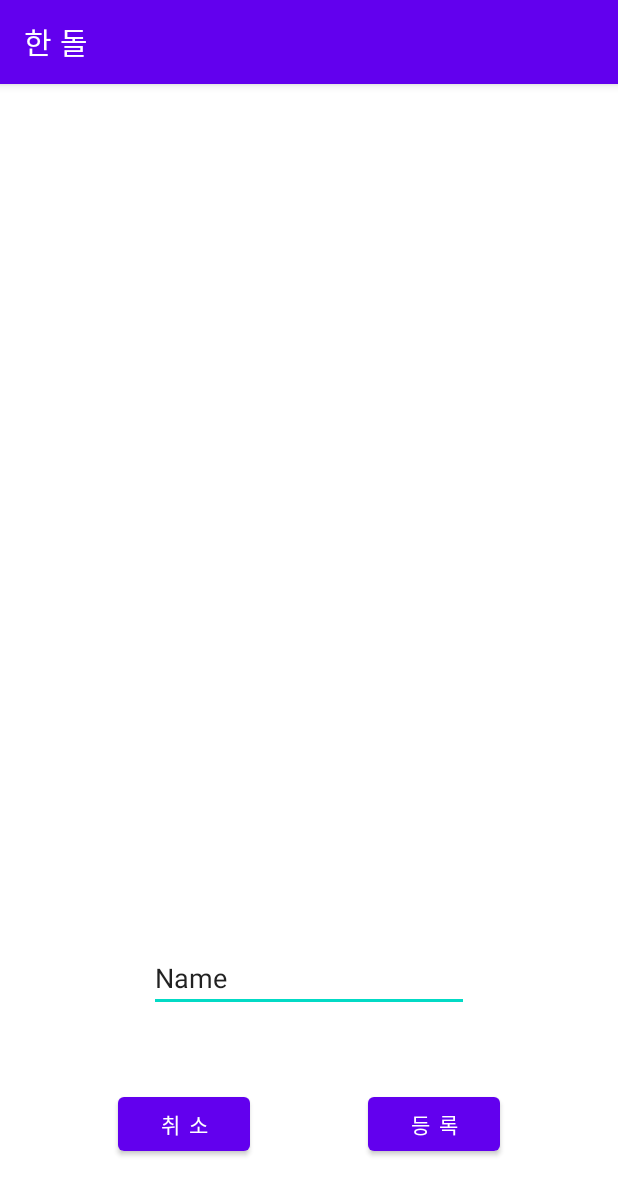
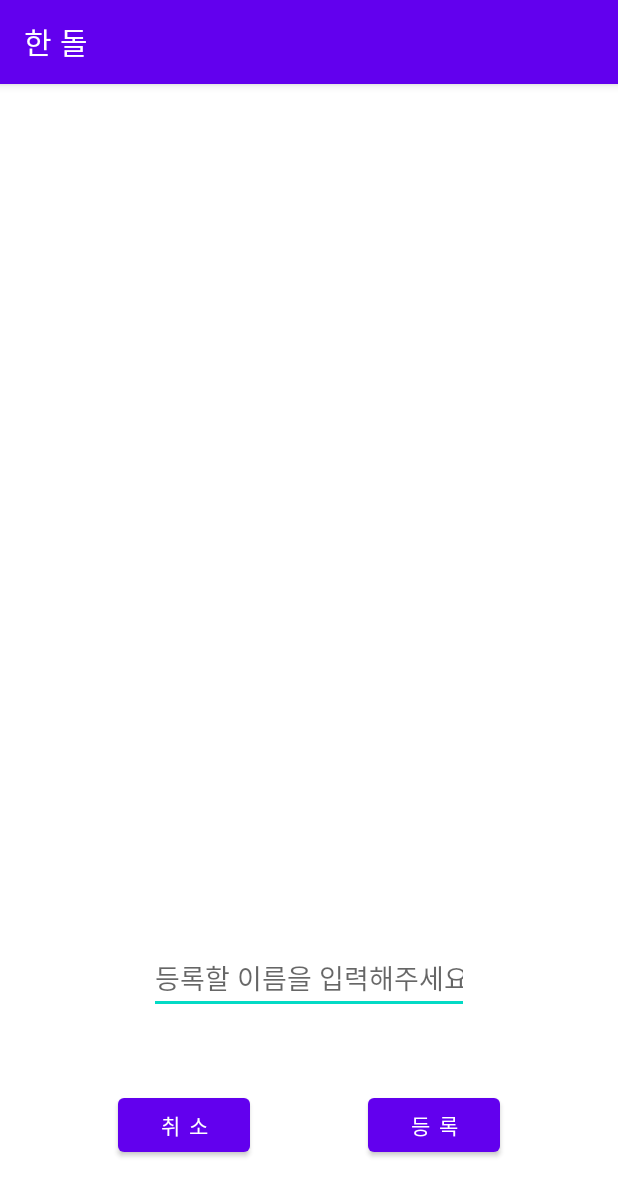
Before and after one commit to wonjongah/smartHome_android, an Android app: the GallerySelect screen opened directly, with no data from a screen before it, on a phone screen of 412 x 824 dp. Shown: the top 1196 px of the screen. Run offline under Robolectric (Android 15) with nearby library versions, the phone set to English and light mode, and no system bars; pictures from the network do not load; 3 statements that could not run were skipped.

Commit message:
gallery complete and send filename ok

```diff
--- a/app/src/main/java/com/example/handol/GallerySelect.kt
+++ b/app/src/main/java/com/example/handol/GallerySelect.kt
@@ -29,10 +29,11 @@ class GallerySelect : AppCompatActivity(){
         }
 
         btn_gallery_select.setOnClickListener {
-            val send_socket = SocketFile(file_url)
+            val filename = edt_gallery_name.text.toString()
+            val send_socket = SocketFile(file_url, filename)
             send_socket.execute()
             toast("얼굴 인식을 정상 등록했습니다.")
-            //onBackPressed()
+            onBackPressed()
         }
     }
 
--- a/app/src/main/java/com/example/handol/ResultSelect.kt
+++ b/app/src/main/java/com/example/handol/ResultSelect.kt
@@ -38,7 +38,8 @@ class ResultSelect : AppCompatActivity() {
         }
 
         btn_photo_select.setOnClickListener {
-            val socket = SocketFile(file_url)
+            val filename = edt_photo_select.text.toString()
+            val socket = SocketFile(file_url, filename)
             socket.execute()
             onBackPressed()
         }
--- a/app/src/main/res/layout/activity_gallery.xml
+++ b/app/src/main/res/layout/activity_gallery.xml
@@ -14,13 +14,13 @@
         app:layout_constraintBottom_toBottomOf="parent"
         app:layout_constraintEnd_toEndOf="parent"
         app:layout_constraintStart_toEndOf="@+id/btn_gallery_cancel"
-        app:layout_constraintTop_toBottomOf="@+id/et_gallery_name" />
+        app:layout_constraintTop_toBottomOf="@+id/edt_gallery_name" />
 
     <ImageView
         android:id="@+id/iv_gallery"
         android:layout_width="298dp"
         android:layout_height="472dp"
-        app:layout_constraintBottom_toTopOf="@+id/et_gallery_name"
+        app:layout_constraintBottom_toTopOf="@+id/edt_gallery_name"
         app:layout_constraintEnd_toEndOf="parent"
         app:layout_constraintHorizontal_bias="0.495"
         app:layout_constraintStart_toStartOf="parent"
@@ -28,12 +28,12 @@
         tools:srcCompat="@tools:sample/avatars" />
 
     <EditText
-        android:id="@+id/et_gallery_name"
+        android:id="@+id/edt_gallery_name"
         android:layout_width="wrap_content"
         android:layout_height="wrap_content"
         android:ems="10"
+        android:hint="등록할 이름을 입력해주세요"
         android:inputType="textPersonName"
-        android:text="Name"
         app:layout_constraintBottom_toTopOf="@+id/btn_gallery_select"
         app:layout_constraintEnd_toEndOf="parent"
         app:layout_constraintStart_toStartOf="parent"
@@ -47,5 +47,5 @@
         app:layout_constraintBottom_toBottomOf="parent"
         app:layout_constraintEnd_toStartOf="@+id/btn_gallery_select"
         app:layout_constraintStart_toStartOf="parent"
-        app:layout_constraintTop_toBottomOf="@+id/et_gallery_name" />
+        app:layout_constraintTop_toBottomOf="@+id/edt_gallery_name" />
 </androidx.constraintlayout.widget.ConstraintLayout>
```
Also changed, not shown: app/src/main/java/com/example/handol/SocketFile.kt (+4 -4 lines), app/src/main/res/layout/activity_result_select.xml (+6 -6 lines).
